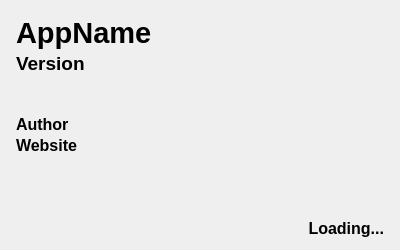
eugene-melnik/alexandra, file src/splashscreen.ui: the form before one commit.
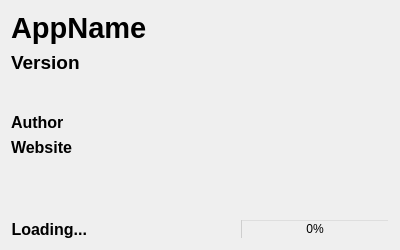
The form after the commit. Icons and pictures are not drawn.

Commit message: Improvements of a splash screen

Patch:
```diff
--- a/src/splashscreen.ui
+++ b/src/splashscreen.ui
@@ -27,21 +27,6 @@
 QLabel {color:black;}</string>
   </property>
   <layout class="QVBoxLayout" name="verticalLayout">
-   <property name="spacing">
-    <number>2</number>
-   </property>
-   <property name="leftMargin">
-    <number>16</number>
-   </property>
-   <property name="topMargin">
-    <number>16</number>
-   </property>
-   <property name="rightMargin">
-    <number>16</number>
-   </property>
-   <property name="bottomMargin">
-    <number>12</number>
-   </property>
    <item>
     <widget class="QLabel" name="lAppName">
      <property name="font">
@@ -131,6 +116,8 @@
     </spacer>
    </item>
    <item>
+    <layout class="QHBoxLayout" name="hl1">
+     <item>
     <widget class="QLabel" name="lLoading">
      <property name="font">
       <font>
@@ -146,6 +133,43 @@
       <set>Qt::AlignRight|Qt::AlignTrailing|Qt::AlignVCenter</set>
      </property>
     </widget>
+     </item>
+     <item>
+      <spacer name="hs1">
+       <property name="orientation">
+        <enum>Qt::Horizontal</enum>
+       </property>
+       <property name="sizeHint" stdset="0">
+        <size>
+         <width>40</width>
+         <height>20</height>
+        </size>
+       </property>
+      </spacer>
+     </item>
+     <item>
+      <widget class="QProgressBar" name="progressBar">
+       <property name="maximumSize">
+        <size>
+         <width>16777215</width>
+         <height>20</height>
+        </size>
+       </property>
+       <property name="styleSheet">
+        <string notr="true">background: transparent;</string>
+       </property>
+       <property name="maximum">
+        <number>100</number>
+       </property>
+       <property name="value">
+        <number>0</number>
+       </property>
+       <property name="format">
+        <string notr="true">%p%</string>
+       </property>
+      </widget>
+     </item>
+    </layout>
    </item>
   </layout>
  </widget>
```
Lines whose indentation alone changed are shown as unchanged. The commit also changes 4 other files.
